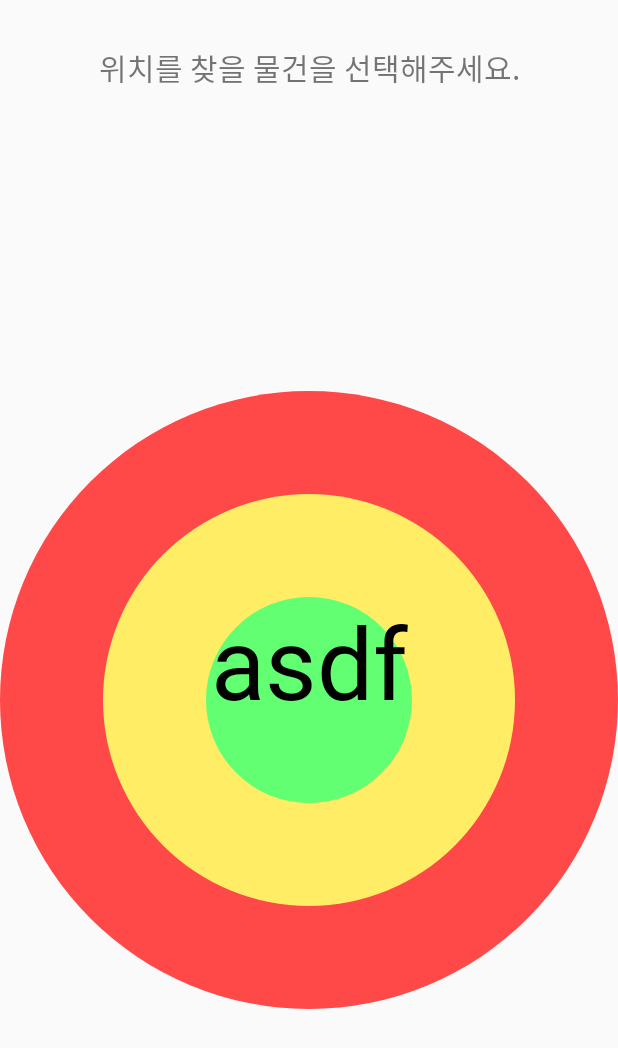
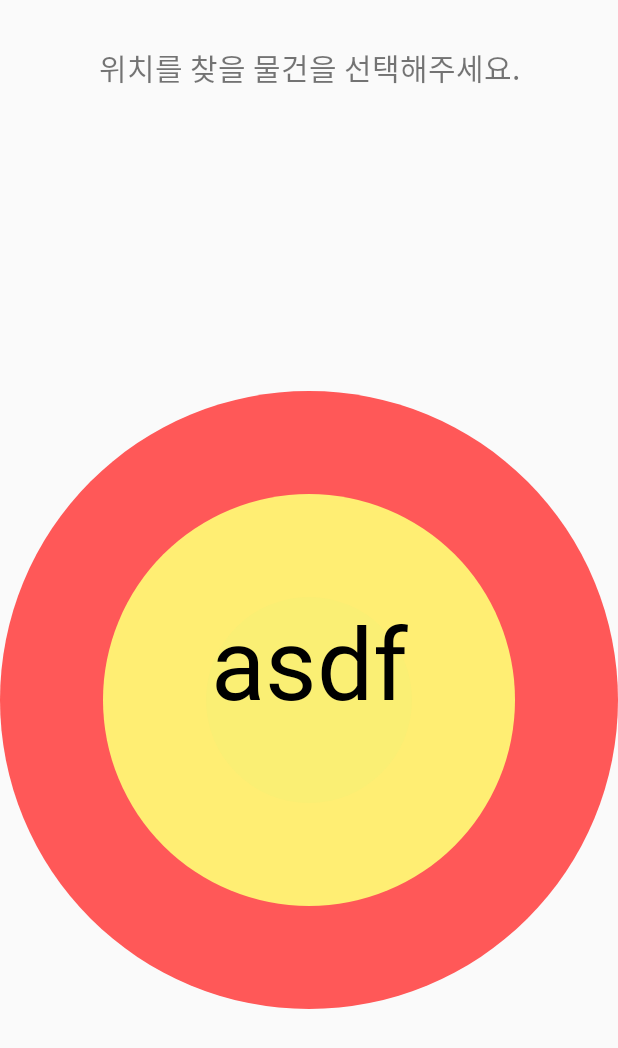
Before and after one commit to chocomaros/Loss-Prevention-System, an Android app: the fragment LocationFragment shown on its own in the app's theme, on a phone screen of 412 x 824 dp. Shown: the top 1048 px of the screen. Run offline under Robolectric (Android 15) with nearby library versions, the phone set to English and light mode, and no system bars; libraries missing offline, so code that uses them is left out: java.security.acl.

Commit message:
짜잘한 오류랑 원에 알파값 적용

```diff
--- a/app/build.gradle
+++ b/app/build.gradle
@@ -27,5 +27,4 @@ dependencies {
     compile 'com.android.support:support-v4:23.2.1'
     compile 'com.android.support:cardview-v7:23.1.1'
     compile 'org.altbeacon:android-beacon-library:2+'
-    compile 'com.estimote:sdk:0.10.0@aar'
 }
--- a/app/src/main/java/com/example/yena/losspreventionsystem/GroupSaveDialog.java
+++ b/app/src/main/java/com/example/yena/losspreventionsystem/GroupSaveDialog.java
@@ -77,7 +77,6 @@ public class GroupSaveDialog extends Dialog {
                         } else{
                             if(i == adapter.groupList.size() - 1){
                                 //라디오버튼 체크된게 없을 때
-                                Log.d("GroupSaveDialog", "라디오버튼 체크된게 없을 때");
                                 printAlertDialog("그룹 체크 확인", "체크된 그룹이 있는지 확인해주세요.");
                             }
                         }
--- a/app/src/main/java/com/example/yena/losspreventionsystem/LocationFindView.java
+++ b/app/src/main/java/com/example/yena/losspreventionsystem/LocationFindView.java
@@ -13,10 +13,16 @@ import android.view.View;
  */
 public class LocationFindView extends View {
 
+    private static final int ALPHA_MAX = 255, ALPHA_MIN = 0, ALPHA_RATE = 3;
+
     private int lcRadius, mcRadius, scRadius;
     private int lcColor, mcColor, scColor;
     private String label;
     private int labelColor;
+
+    private int alpha;
+    private boolean alphaPlus;
+    private boolean lcActivated, mcActivated, scActivated;
 
     private Paint lcPaint, mcPaint, scPaint, labelPaint;
     private int viewWidthHalf, viewHeightHalf;
@@ -42,10 +48,6 @@ public class LocationFindView extends View {
         labelPaint.setTextAlign(Paint.Align.CENTER);
         labelPaint.setTextSize(100);
 
-//        circleStrokePaint = new Paint(Paint.ANTI_ALIAS_FLAG);
-//        circleStrokePaint.setStyle(Paint.Style.STROKE);
-//        circleStrokePaint.setStrokeWidth(2);
-//        circleStrokePaint.setColor(circleStrokeColor);
     }
 
     public void init(AttributeSet attrs)
@@ -56,23 +58,52 @@ public class LocationFindView extends View {
         scColor = attrsArray.getColor(R.styleable.locationFindView_scColor, 0);
         label = attrsArray.getString(R.styleable.locationFindView_label);
         labelColor = attrsArray.getColor(R.styleable.locationFindView_labelColor, 0);
+
+        alpha = 0;
+        alphaPlus = true;
+        lcActivated = false;
+        mcActivated = false;
+        scActivated = false;
+
         attrsArray.recycle();
     }
 
     @Override
     protected void onDraw(Canvas canvas) {
         super.onDraw(canvas);
+
         lcPaint.setColor(lcColor);
         mcPaint.setColor(mcColor);
         scPaint.setColor(scColor);
         labelPaint.setColor(labelColor);
 
-        Log.d("radius", "scRadius : " + scRadius + " mcRadius : " + mcRadius + " lcRadius : " + lcRadius);
+        if(lcActivated){
+            lcPaint.setAlpha(alpha);
+        } else if(mcActivated){
+            mcPaint.setAlpha(alpha);
+        } else if(scActivated){
+            scPaint.setAlpha(alpha);
+        }
 
         canvas.drawCircle(viewWidthHalf, viewHeightHalf, lcRadius, lcPaint);
         canvas.drawCircle(viewWidthHalf, viewHeightHalf, mcRadius, mcPaint);
         canvas.drawCircle(viewWidthHalf, viewHeightHalf, scRadius, scPaint);
         canvas.drawText(label, viewWidthHalf, viewHeightHalf, labelPaint);
+
+        if(alphaPlus){
+            if(alpha < ALPHA_MAX){
+                alpha += ALPHA_RATE;
+            } else{
+                alphaPlus = false;
+            }
+        } else{
+            if(alpha > ALPHA_MIN){
+                alpha -= ALPHA_RATE;
+            } else{
+                alphaPlus = true;
+            }
+        }
+        invalidate();
     }
 
     @Override
@@ -89,4 +120,20 @@ public class LocationFindView extends View {
         mcRadius = lcRadius * 2 / 3;
         scRadius = lcRadius / 3;
     }
+
+    public void setLcActivatedTrue(){
+        this.lcActivated = true;
+        this.mcActivated = false;
+        this.scActivated = false;
+    }
+    public void setMcActivatedTrue(){
+        this.lcActivated = false;
+        this.mcActivated = true;
+        this.scActivated = false;
+    }
+    public void setScActivatedTrue(){
+        this.lcActivated = false;
+        this.mcActivated = false;
+        this.scActivated = true;
+    }
 }
--- a/app/src/main/java/com/example/yena/losspreventionsystem/LocationFragment.java
+++ b/app/src/main/java/com/example/yena/losspreventionsystem/LocationFragment.java
@@ -17,10 +17,11 @@ import java.util.ArrayList;
 
 public class LocationFragment extends Fragment {
 
+    private static final int LARGE_CIRCLE_RANGE = 70, MIDDLE_CIRCLE_RANGE = 40, SMALL_CIRCLE_RANGE = 20;
+
     private Spinner spinnerItemSelection;
     private ItemInfo itemInfo;
     private ArrayList<ItemInfo> itemList;
-    private FrameLayout flLocation;
     private LocationFindView locationFindView;
 
     public LocationFragment(){
@@ -46,6 +47,7 @@ public class LocationFragment extends Fragment {
         spinnerItemSelection.setOnItemSelectedListener(itemSelectedListener);
 
         locationFindView = (LocationFindView)view.findViewById(R.id.view_location_find);
+        locationFindView.setScActivatedTrue(); //TODO 거리에 따라 어느 곳에 알파값 줄건지
 
         return view;
     }
@@ -54,7 +56,6 @@ public class LocationFragment extends Fragment {
         @Override
         public void onItemSelected(AdapterView<?> parent, View view, int position, long id) {
             itemInfo = itemList.get(position);
-            Toast.makeText(getContext(),itemInfo.name,Toast.LENGTH_SHORT).show();
         }
 
         @Override
--- a/app/src/main/java/com/example/yena/losspreventionsystem/MainActivity.java
+++ b/app/src/main/java/com/example/yena/losspreventionsystem/MainActivity.java
@@ -12,6 +12,7 @@ import android.view.Menu;
 import android.view.MenuItem;
 import android.view.View;
 import android.widget.ImageButton;
+import android.widget.Toast;
 
 import java.util.ArrayList;
 
@@ -113,10 +114,12 @@ public class MainActivity extends AppCompatActivity {
                     btAlarm.setImageResource(R.drawable.ic_alarm_off);
                     alarmControl = ALARM_ALL_OFF;
                     editor.putInt(LPSSharedPreferences.ALARM_CONTROL,alarmControl);
+                    Toast.makeText(getApplicationContext(),"알람 꺼짐",Toast.LENGTH_SHORT).show();
                 } else{
                     btAlarm.setImageResource(R.drawable.ic_alarm_on);
                     alarmControl = ALARM_ALL_ON;
                     editor.putInt(LPSSharedPreferences.ALARM_CONTROL,alarmControl);
+                    Toast.makeText(getApplicationContext(),"알람 켜짐",Toast.LENGTH_SHORT).show();
                 }
                 editor.commit();
             }
--- a/app/src/main/res/values/colors.xml
+++ b/app/src/main/res/values/colors.xml
@@ -12,9 +12,9 @@
     <color name="white">#ffffff</color>
     <color name="black">#000000</color>
     <color name="brightGray">#a7a6a6</color>
-    <color name="largeCircle">#ff4848</color>
-    <color name="middleCircle">#ffed66</color>
-    <color name="smallCircle">#63ff72</color>
+    <color name="largeCircle">#ff5858</color>
+    <color name="middleCircle">#ffee73</color>
+    <color name="smallCircle">#7aff87</color>
 
 
 </resources>
```
Also changed, not shown: app/src/main/java/com/example/yena/losspreventionsystem/ItemInfo.java (+4 -4 lines), app/src/main/java/com/example/yena/losspreventionsystem/PutItemToGroupActivity.java (+10 -4 lines).
